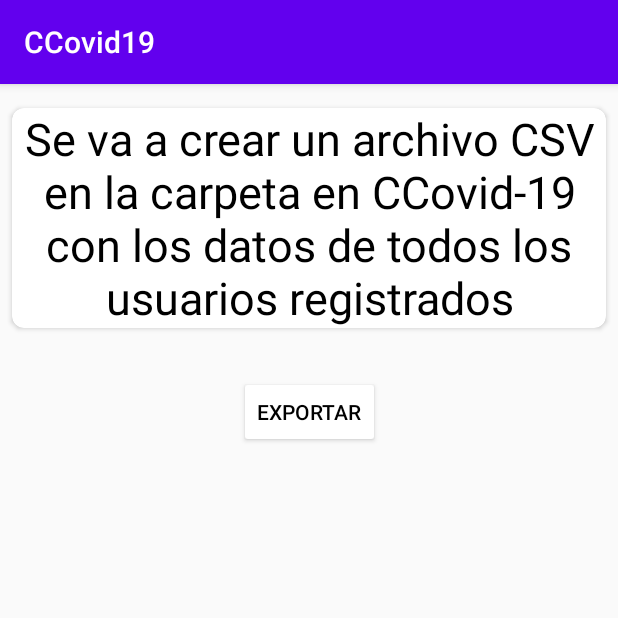
After one commit to DRDTemporal/ProyectoCOVID, an Android app: the SoloExportar screen opened directly, with no data from a screen before it, on a phone screen of 412 x 824 dp, the top half of it. The commit adds this screen. Run offline under Robolectric (Android 15) with nearby library versions, the phone set to English and light mode, and no system bars; our stand-ins replace Firebase (no records; nobody signed in at launch, a user with empty details on screens opened directly); libraries missing offline, so code that uses them is left out: com.opencsv.

Commit message:
creacion de activity exportar

```diff
--- a/app/build.gradle
+++ b/app/build.gradle
@@ -47,5 +47,6 @@ dependencies {
     implementation 'com.squareup.retrofit2:retrofit:2.7.2'
     implementation 'com.squareup.retrofit2:converter-gson:2.3.0'
     implementation 'com.squareup.okhttp3:logging-interceptor:3.9.1'
+    implementation "com.opencsv:opencsv:4.0"
 
 }
--- a/app/src/main/java/com/proyecto/asn/ccovid19/controllers/Registro.java
+++ b/app/src/main/java/com/proyecto/asn/ccovid19/controllers/Registro.java
@@ -186,7 +186,6 @@ public class Registro extends AppCompatActivity implements OnClickListener, OnIt
 
     }
 
-
     // Método el cual hará los procesos para el registro de usuario..
     private void registarUsuario() {
         if (compareToPasswords()) {
@@ -206,7 +205,6 @@ public class Registro extends AppCompatActivity implements OnClickListener, OnIt
                     // Sign in success, update UI with the signed-in user's information
                     FirebaseUser user = mAuth.getCurrentUser();
                     updateUI(user);
-                    databaseReference.child("persona").push().setValue(datosPersona());
                 } else {
                     // If sign in fails, display a message to the user.
                     Toast.makeText(Registro.this, "Error en la creación de usuario.",
@@ -395,6 +393,7 @@ public class Registro extends AppCompatActivity implements OnClickListener, OnIt
     // Método que permite verificar que el usuario ha sido creado.
     private void updateUI(FirebaseUser user) {
         if (user != null) {
+            databaseReference.child("persona").child(user.getUid()).setValue(datosPersona());
             Toast.makeText(this, R.string.mensaje_de_inicio, Toast.LENGTH_SHORT).show();
             finish();
 
--- /dev/null
+++ b/app/src/main/res/layout/activity_solo_exportar.xml
@@ -0,0 +1,64 @@
+<?xml version="1.0" encoding="utf-8"?>
+<androidx.constraintlayout.widget.ConstraintLayout xmlns:android="http://schemas.android.com/apk/res/android"
+    xmlns:app="http://schemas.android.com/apk/res-auto"
+    xmlns:tools="http://schemas.android.com/tools"
+    android:layout_width="match_parent"
+    android:layout_height="match_parent"
+    tools:context=".controllers.SoloExportar">
+
+
+    <Button
+        android:id="@+id/btnExportar"
+        android:layout_width="wrap_content"
+        android:layout_height="wrap_content"
+        android:layout_marginTop="32dp"
+        android:backgroundTint="@color/common_google_signin_btn_text_dark_default"
+        android:text="@string/exportar"
+        android:textColor="@android:color/background_dark"
+        app:layout_constraintBottom_toBottomOf="parent"
+        app:layout_constraintEnd_toEndOf="parent"
+        app:layout_constraintStart_toStartOf="parent"
+        app:layout_constraintTop_toBottomOf="@+id/cardView"
+        app:layout_constraintVertical_bias="0.0" />
+
+    <androidx.cardview.widget.CardView
+        android:id="@+id/cardView"
+        android:layout_width="0dp"
+        android:layout_height="wrap_content"
+        android:layout_marginStart="8dp"
+        android:layout_marginTop="16dp"
+        android:layout_marginEnd="8dp"
+        app:cardCornerRadius="8dp"
+        app:layout_constraintEnd_toEndOf="parent"
+        app:layout_constraintHorizontal_bias="1.0"
+        app:layout_constraintStart_toStartOf="parent"
+        app:layout_constraintTop_toTopOf="parent">
+
+        <LinearLayout
+            android:layout_width="match_parent"
+            android:layout_height="match_parent">
+
+            <TextView
+                android:layout_width="match_parent"
+                android:layout_height="match_parent"
+                android:gravity="center"
+                android:text="@string/mensaje_exportar"
+                android:textColor="@color/design_default_color_on_secondary"
+                android:textSize="30sp" />
+
+        </LinearLayout>
+
+    </androidx.cardview.widget.CardView>
+
+    <ProgressBar
+        android:id="@+id/pbSoloExportar"
+        style="?android:attr/progressBarStyle"
+        android:layout_width="wrap_content"
+        android:layout_height="wrap_content"
+        app:layout_constraintBottom_toBottomOf="parent"
+        android:visibility="invisible"
+        app:layout_constraintEnd_toEndOf="parent"
+        app:layout_constraintStart_toStartOf="parent"
+        app:layout_constraintTop_toTopOf="parent" />
+
+</androidx.constraintlayout.widget.ConstraintLayout>
--- a/app/src/main/res/values/strings.xml
+++ b/app/src/main/res/values/strings.xml
@@ -67,6 +67,14 @@
 
     <string name="avisoInicial">Aviso INICIAL \n “Esta aplicación NO HACE UN DIAGNÓSTICO de Infección por COVID 19 u otras patologías. Se usará para guiarlo/a según los datos que usted  va a suministrar y en caso de ser necesario brindarle acompañamiento”</string>
     <string name="condicionesLegales">Da su consentimiento expreso e informado para llevar a cabo el Tratamiento de sus datos personales por parte del personal relacionado con la atención y recepción de información en el departamento del Cauca frente a casos potenciales de COVID-19, el cual NO tiene ningún fin comercial y será de uso exclusivo en el campo de la salud sin fines lucrativos.</string>
+    <string name="exportar">Exportar</string>
+    <string name="mensaje_exportar">Se va a crear un archivo CSV en la carpeta en CCovid-19 con los datos de todos los usuarios registrados</string>
+    <string name="error_crear_archivo">No se ha podido crear el archivo</string>
+    <string name="error_obtener_datos">Hay un error a la hora de obterner los datos, por favor revise su conexión</string>
+    <string name="no_hay_datos_registrados">No hay registros en la base de datos.</string>
+    <string name="carpeta_ccovid_19">El archivo está en la carpeta CCovid-19 y se llama: </string>
+    <string name="formato_fecha_exportar">dd-MM-yyyy-HH-mm-ss</string>
+    <string name="tipo_archivo">.csv</string>
 
 
 </resources>
```
Also changed, not shown: app/src/main/AndroidManifest.xml (+5 -2 lines), app/src/main/java/com/proyecto/asn/ccovid19/controllers/SoloExportar.java (added, +195 -0 lines), app/src/main/java/com/proyecto/asn/ccovid19/models/Persona.java (+22 -2 lines), app/src/main/java/com/proyecto/asn/ccovid19/utilities/Constants.java (+14 -0 lines).
